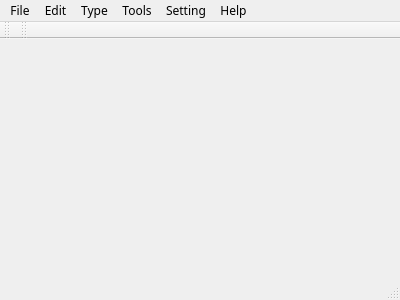
Before: the Qt Designer form Notepad/notepad.ui in naihaishy/QT-Notepad, drawn with Qt 5.
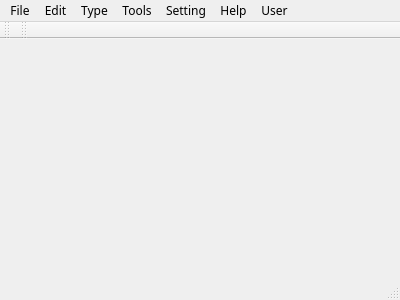
After: the same form once the commit is applied. Icons and pictures are not drawn.

The edit to the form file:
```diff
--- a/Notepad/notepad.ui
+++ b/Notepad/notepad.ui
@@ -132,6 +132,15 @@
     <addaction name="actionBlog"/>
     <addaction name="actionDonate"/>
     <addaction name="actionReboot"/>
+    <addaction name="actionStatics"/>
+   </widget>
+   <widget class="QMenu" name="menuUser">
+    <property name="title">
+     <string>User</string>
+    </property>
+    <addaction name="actionInfo"/>
+    <addaction name="separator"/>
+    <addaction name="actionLoginout"/>
    </widget>
    <addaction name="menuFile"/>
    <addaction name="menu"/>
@@ -139,6 +148,7 @@
    <addaction name="menuTools"/>
    <addaction name="menuSetting"/>
    <addaction name="menuHelp"/>
+   <addaction name="menuUser"/>
   </widget>
   <widget class="QToolBar" name="mainToolBar">
    <attribute name="toolBarArea">
```
Left out of the diff: 27 changed lines with no effect on the pictures.
